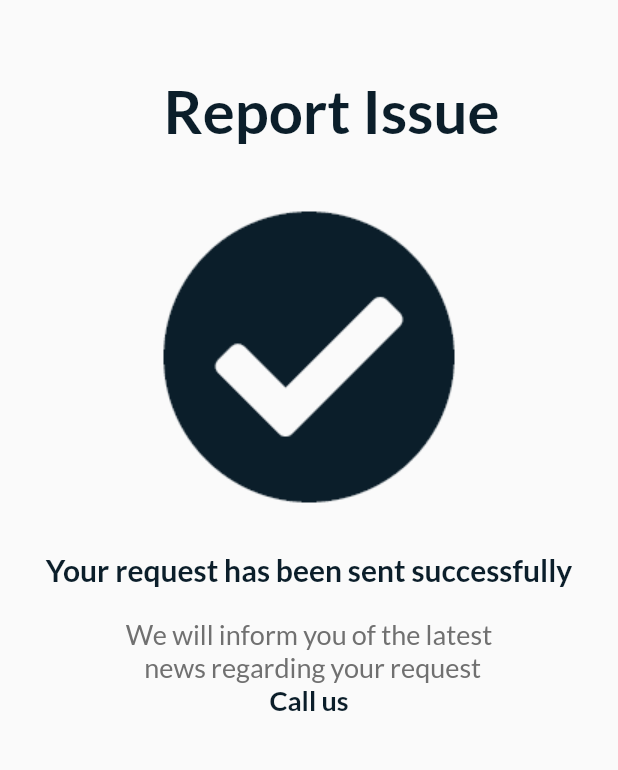
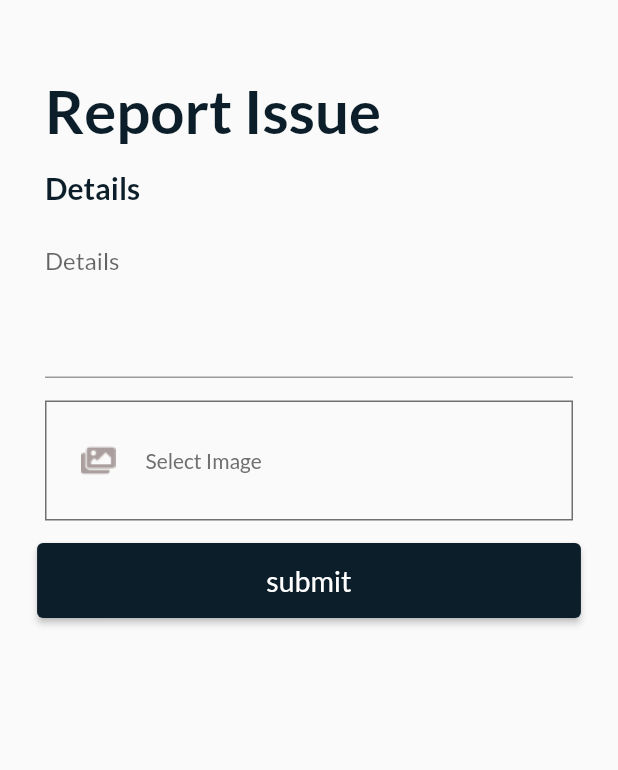
Before and after one commit to AbdllahMohamed/compound-app, a Flutter app: the ReportIssueScreen screen opened directly, after a tap on "Call us", on a phone screen of 412 x 824 dp, the part 210-980 px from its top. Run offline on Flutter 3.47's test engine with Material 2 defaults, Android fonts, the phone set to English and light mode, and no system bars; our stand-ins replace get, google_fonts; missing offline and left inert: international_phone_input.

Commit message:
finish contactUs page #111

```diff
--- /dev/null
+++ b/lib/UI/screens/ContactUs/contactUs.dart
@@ -0,0 +1,90 @@
+import 'package:compound_app/UI/AppImages/appImages.dart';
+import 'package:compound_app/UI/appColors/appColors.dart';
+import 'package:compound_app/UI/sharedWidgets/actionButton.dart';
+import 'package:compound_app/UI/sharedWidgets/logo.dart';
+import 'package:compound_app/UI/sharedWidgets/subTitle.dart';
+import 'package:compound_app/UI/sharedWidgets/title.dart';
+import 'package:flutter/material.dart';
+
+class ContactUsScreen extends StatelessWidget {
+  @override
+  Widget build(BuildContext context) {
+    return Scaffold(
+      body: SingleChildScrollView(
+        child: Column(
+          crossAxisAlignment: CrossAxisAlignment.start,
+          children: [
+            SizedBox(
+              height: 50,
+            ),
+            LogoWidget(),
+            SizedBox(
+              height: 50,
+            ),
+            TitleWidget(
+              label: 'Report Issue',
+            ),
+            SizedBox(
+              height: 15,
+            ),
+            SubTitle(
+              label: 'Details',
+            ),
+            SizedBox(
+              height: 15,
+            ),
+            Padding(
+              padding: const EdgeInsets.symmetric(
+                horizontal: 30,
+              ),
+              child: TextFormField(
+                maxLines: 4,
+                decoration: InputDecoration(hintText: 'Details'),
+              ),
+            ),
+            SizedBox(
+              height: 15,
+            ),
+            Padding(
+              padding: const EdgeInsets.symmetric(
+                horizontal: 30,
+              ),
+              child: Container(
+                height: 80,
+                padding: EdgeInsets.all(15),
+                decoration: BoxDecoration(
+                    border: Border.all(
+                  color: AppColor.hintsColor,
+                )),
+                child: Row(
+                  children: [
+                    SizedBox(
+                      width: 8,
+                    ),
+                    Image.asset(AppImages.applSelectImage),
+                    SizedBox(
+                      width: 20,
+                    ),
+                    Text(
+                      'Select Image',
+                      style: TextStyle(
+                        color: AppColor.hintsColor,
+                      ),
+                    )
+                  ],
+                ),
+              ),
+            ),
+            SizedBox(
+              height: 15,
+            ),
+            ActionButton(
+              onPressed: () {},
+              label: 'submit',
+            ),
+          ],
+        ),
+      ),
+    );
+  }
+}
--- a/lib/UI/screens/ReportIssue/ReportIssue.dart
+++ b/lib/UI/screens/ReportIssue/ReportIssue.dart
@@ -1,11 +1,12 @@
 import 'package:compound_app/UI/AppImages/appImages.dart';
 import 'package:compound_app/UI/appColors/appColors.dart';
+import 'package:compound_app/UI/screens/ContactUs/contactUs.dart';
 import 'package:compound_app/UI/sharedWidgets/logo.dart';
 import 'package:compound_app/UI/sharedWidgets/title.dart';
 import 'package:flutter/material.dart';
+import 'package:get/get.dart';
 
 class ReportIssueScreen extends StatelessWidget {
-  static const routeName = '/reportissuescreen';
   @override
   Widget build(BuildContext context) {
     return Scaffold(
@@ -59,7 +60,9 @@ class ReportIssueScreen extends StatelessWidget {
               ),
             ),
             InkWell(
-              onTap: () {},
+              onTap: () {
+                Get.to(ContactUsScreen());
+              },
               child: Text(
                 'Call us',
                 style: TextStyle(
--- a/lib/UI/screens/SignupWaitingForConfirmation/SignupWaitingForConfirmation.dart
+++ b/lib/UI/screens/SignupWaitingForConfirmation/SignupWaitingForConfirmation.dart
@@ -1,10 +1,11 @@
 import 'package:compound_app/UI/AppImages/appImages.dart';
 import 'package:compound_app/UI/appColors/appColors.dart';
+import 'package:compound_app/UI/screens/ReportIssue/ReportIssue.dart';
 import 'package:compound_app/UI/sharedWidgets/logo.dart';
 import 'package:flutter/material.dart';
+import 'package:get/get.dart';
 
 class SignupWaitingForConfirmationScreen extends StatelessWidget {
-  static const routeName = '/SignupWaitingForConfirmationScreen';
   @override
   Widget build(BuildContext context) {
     return Scaffold(
@@ -81,7 +82,7 @@ class SignupWaitingForConfirmationScreen extends StatelessWidget {
             ),
             InkWell(
               onTap: () {
-                // Navigator.of(context).pushNamed(ReportIssueScreen.routeName);
+                Get.to(ReportIssueScreen());
               },
               child: Text(
                 'Call us',
--- a/lib/UI/screens/login/Login.dart
+++ b/lib/UI/screens/login/Login.dart
@@ -1,14 +1,15 @@
 import 'package:compound_app/UI/appColors/appColors.dart';
+import 'package:compound_app/UI/screens/signupStepOne/signupStepOne.dart';
 import 'package:compound_app/UI/sharedWidgets/actionButton.dart';
 import 'package:compound_app/UI/sharedWidgets/title.dart';
 import 'package:compound_app/UI/sharedWidgets/logo.dart';
 import 'package:flutter/material.dart';
+import 'package:get/get.dart';
 
 var devicewidth;
 var deviceHeight;
 
 class LoginScreen extends StatelessWidget {
-  static const routeName = '/login';
   @override
   Widget build(BuildContext context) {
     devicewidth = MediaQuery.of(context).size.width;
@@ -84,7 +85,7 @@ class LoginScreen extends StatelessWidget {
             ActionButton(
               label: 'Sign Up',
               onPressed: () {
-                // Navigator.of(context).pushNamed(SignUpStepOneScreen.routeName);
+                Get.to(SignUpStepOneScreen());
               },
             ),
             SizedBox(
--- a/lib/UI/screens/signupStepThree/signupStepThree.dart
+++ b/lib/UI/screens/signupStepThree/signupStepThree.dart
@@ -1,14 +1,14 @@
+import 'package:compound_app/UI/screens/SignupWaitingForConfirmation/SignupWaitingForConfirmation.dart';
 import 'package:compound_app/UI/sharedWidgets/actionButton.dart';
 import 'package:compound_app/UI/sharedWidgets/logo.dart';
 import 'package:flutter/material.dart';
 import 'package:compound_app/UI/appColors/appColors.dart';
 import 'package:compound_app/UI/sharedWidgets/subTitle.dart';
 import 'package:compound_app/UI/sharedWidgets/title.dart';
+import 'package:get/get.dart';
 import 'package:international_phone_input/international_phone_input.dart';
 
 class SignUpStepThreeScreen extends StatefulWidget {
-  static const routeName = '/signupStepThree';
-
   @override
   _SignUpStepThreeScreenState createState() => _SignUpStepThreeScreenState();
 }
@@ -216,14 +216,14 @@ class _SignUpStepThreeScreenState extends State<SignUpStepThreeScreen> {
                       ),
                       child: new RichText(
                         text: new TextSpan(
-                          text: 'By clicking the Submit , you agree to our \n',
+                          text: 'By clicking the Submit , you agree to our',
                           style: TextStyle(
                             color: AppColor.hintsColor,
                             fontSize: 16,
                           ),
                           children: <TextSpan>[
                             new TextSpan(
-                              text: 'Terms and Conditions ',
+                              text: ' Terms and Conditions ',
                               style: TextStyle(
                                 color: AppColor.primaryColor,
                                 fontSize: 16,
@@ -251,8 +251,7 @@ class _SignUpStepThreeScreenState extends State<SignUpStepThreeScreen> {
             ActionButton(
               label: 'Next',
               onPressed: () {
-                // Navigator.of(context)
-                //     .pushNamed(SignupWaitingForConfirmationScreen.routeName);
+                Get.to(SignupWaitingForConfirmationScreen());
               },
             ),
             SizedBox(
--- a/lib/UI/screens/signupStepTwo/signupStepTwo.dart
+++ b/lib/UI/screens/signupStepTwo/signupStepTwo.dart
@@ -1,12 +1,13 @@
 import 'package:compound_app/UI/screens/login/Login.dart';
+import 'package:compound_app/UI/screens/signupStepThree/signupStepThree.dart';
 import 'package:compound_app/UI/sharedWidgets/logo.dart';
 import 'package:flutter/material.dart';
 import 'package:compound_app/UI/appColors/appColors.dart';
 import 'package:compound_app/UI/sharedWidgets/subTitle.dart';
 import 'package:compound_app/UI/sharedWidgets/title.dart';
+import 'package:get/route_manager.dart';
 
 class SignUpStepTwoScreen extends StatelessWidget {
-  static const routeName = '/signupStepTwo';
   @override
   Widget build(BuildContext context) {
     return Scaffold(
@@ -37,8 +38,7 @@ class SignUpStepTwoScreen extends StatelessWidget {
               label: 'Owner',
               subLabel: 'I am the owner of this unit',
               onTap: () {
-                // Navigator.of(context)
-                //     .pushNamed(SignUpStepThreeScreen.routeName);
+                Get.to(SignUpStepThreeScreen());
               },
             ),
             RegisterType(
--- a/lib/main.dart
+++ b/lib/main.dart
@@ -1,5 +1,6 @@
 import 'package:compound_app/UI/screens/login/Login.dart';
 import 'package:flutter/material.dart';
+import 'package:get/get_navigation/src/root/get_material_app.dart';
 import 'package:google_fonts/google_fonts.dart';
 
 void main() {
@@ -9,16 +10,13 @@ void main() {
 class MyApp extends StatelessWidget {
   @override
   Widget build(BuildContext context) {
-    return MaterialApp(
+    return GetMaterialApp(
       title: 'Compound App',
       debugShowCheckedModeBanner: false,
       theme: ThemeData(
         textTheme: GoogleFonts.latoTextTheme(),
       ),
       home: LoginScreen(),
-      routes: {
-        LoginScreen.routeName: (context) => LoginScreen(),
-      },
     );
   }
 }
--- a/pubspec.yaml
+++ b/pubspec.yaml
@@ -24,6 +24,7 @@ dependencies:
   flutter:
     sdk: flutter
   cupertino_icons: ^1.0.2
+  get: ^4.1.4
   google_fonts: ^2.1.0
   international_phone_input: ^1.0.4
 
```
Also changed, not shown: lib/UI/screens/signupStepOne/signupStepOne.dart (+6 -11 lines), pubspec.lock.
